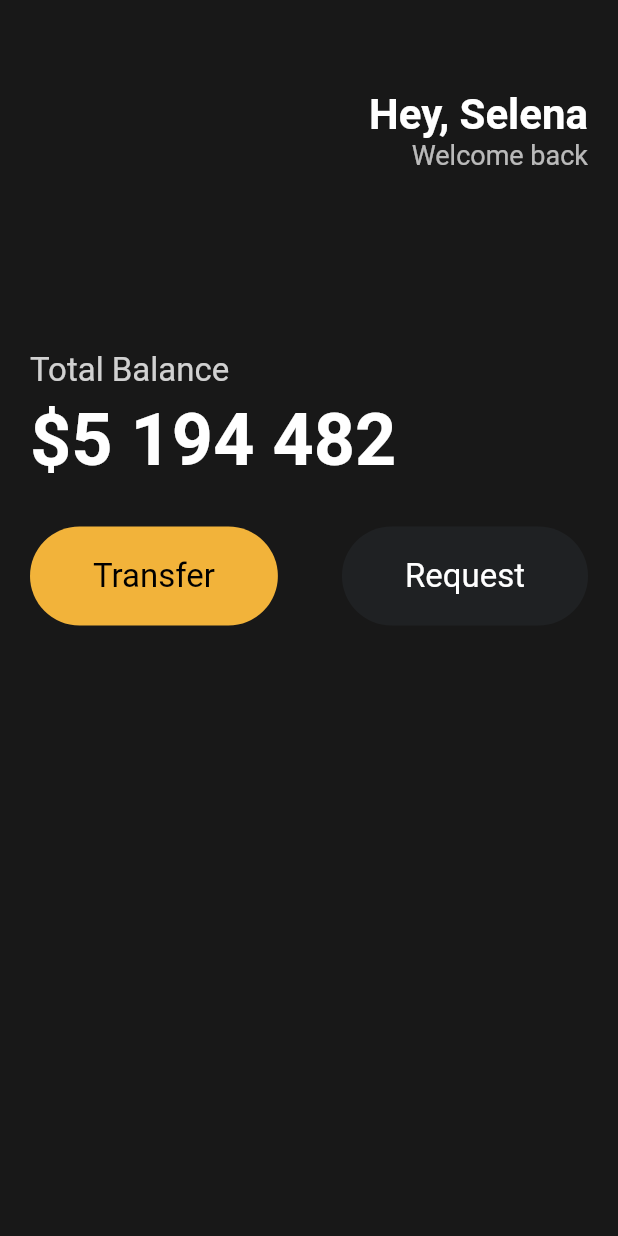
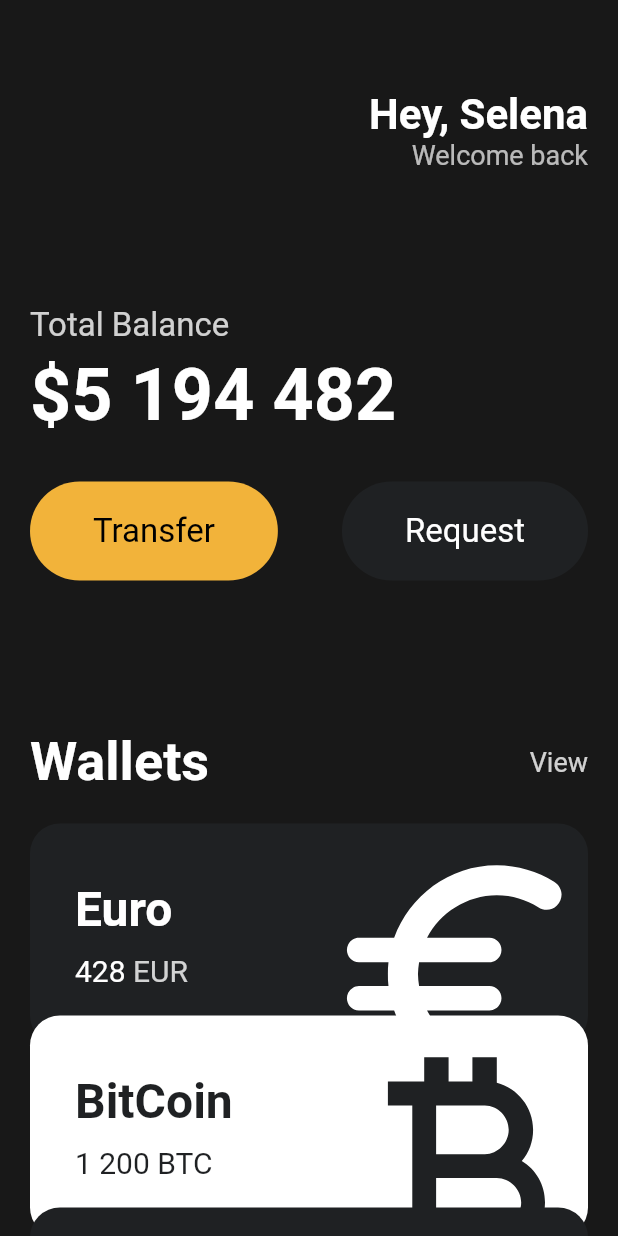
Before and after one commit to 96kixx/flutter_study, a Flutter app: the screen it shows after launch, on a phone screen of 412 x 824 dp. Run offline on Flutter 3.47's test engine with Material 2 defaults, Android fonts, the phone set to English and light mode, and no system bars.

Commit message:
flutter_wallet

```diff
--- a/toonflix/lib/main.dart
+++ b/toonflix/lib/main.dart
@@ -1,5 +1,6 @@
 import 'package:flutter/material.dart';
-import 'package:toonflix/widgets/Button.dart';
+import 'package:toonflix/widgets/button.dart';
+import 'package:toonflix/widgets/currency_card.dart';
 
 void main() {
   runApp(const App());
@@ -13,7 +14,8 @@
     return MaterialApp(
       home: Scaffold(
         backgroundColor: const Color(0xFF181818),
-        body: Padding(
+        body: SingleChildScrollView(
+          child: Padding(
               padding: const EdgeInsets.symmetric(horizontal: 20),
               child: Column(
                 crossAxisAlignment: CrossAxisAlignment.start,
@@ -47,7 +49,7 @@
                     ],
                   ),
                   const SizedBox(
-                  height: 120,
+                    height: 90,
                   ),
                   Text(
                     "Total Balance",
@@ -81,8 +83,62 @@
                       )
                     ],
                   ),
+                  const SizedBox(
+                    height: 100,
+                  ),
+                  Row(
+                    mainAxisAlignment: MainAxisAlignment.spaceBetween,
+                    children: [
+                      const Text(
+                        'Wallets',
+                        style: TextStyle(
+                          color: Colors.white,
+                          fontSize: 36,
+                          fontWeight: FontWeight.w600,
+                        ),
+                      ),
+                      Text(
+                        'View',
+                        style: TextStyle(
+                          color: Colors.white.withOpacity(0.8),
+                          fontSize: 18,
+                        ),
+                      ),
+                    ],
+                  ),
+                  const SizedBox(
+                    height: 20,
+                  ),
+                  const CurrencyCard(
+                    name: 'Euro',
+                    code: 'EUR',
+                    amount: '428',
+                    icon: Icons.euro_rounded,
+                    isInverted: false,
+                  ),
+                  Transform.translate(
+                    offset: const Offset(0, -20),
+                    child: const CurrencyCard(
+                      name: 'BitCoin',
+                      code: 'BTC',
+                      amount: '1 200',
+                      icon: Icons.currency_bitcoin,
+                      isInverted: true,
+                    ),
+                  ),
+                  Transform.translate(
+                    offset: const Offset(0, -40),
+                    child: const CurrencyCard(
+                      name: 'Dollar',
+                      code: 'USD',
+                      amount: '765',
+                      icon: Icons.attach_money_outlined,
+                      isInverted: false,
+                    ),
+                  ),
                 ],
               )),
+        ),
       ),
     );
   }
--- /dev/null
+++ b/toonflix/lib/widgets/currency_card.dart
@@ -0,0 +1,87 @@
+import 'package:flutter/material.dart';
+
+class CurrencyCard extends StatelessWidget {
+  final String name, code, amount;
+  final IconData icon;
+  final bool isInverted;
+
+  final _blackColor = const Color(0xFF1F2123);
+
+  const CurrencyCard({
+    super.key,
+    required this.name,
+    required this.code,
+    required this.amount,
+    required this.icon,
+    required this.isInverted,
+  });
+
+  @override
+  Widget build(BuildContext context) {
+    return Container(
+      clipBehavior: Clip.hardEdge,
+      decoration: BoxDecoration(
+        color: isInverted ? Colors.white : _blackColor,
+        borderRadius: BorderRadius.circular(20),
+      ),
+      child: Padding(
+        padding: const EdgeInsets.all(30),
+        child: Row(
+          mainAxisAlignment: MainAxisAlignment.spaceBetween,
+          children: [
+            Column(
+              crossAxisAlignment: CrossAxisAlignment.start,
+              children: [
+                Text(
+                  name,
+                  style: TextStyle(
+                    color: isInverted ? _blackColor : Colors.white,
+                    fontSize: 32,
+                    fontWeight: FontWeight.w600,
+                  ),
+                ),
+                const SizedBox(
+                  height: 10,
+                ),
+                Row(
+                  children: [
+                    Text(
+                      amount,
+                      style: TextStyle(
+                        color: isInverted ? _blackColor : Colors.white,
+                        fontSize: 20,
+                      ),
+                    ),
+                    const SizedBox(
+                      width: 5,
+                    ),
+                    Text(
+                      code,
+                      style: TextStyle(
+                        color: isInverted
+                            ? _blackColor
+                            : Colors.white.withOpacity(0.8),
+                        fontSize: 20,
+                      ),
+                    ),
+                  ],
+                ),
+              ],
+            ),
+            Transform.scale(
+              scale: 2.2,
+              child: Transform.translate(
+                offset: const Offset(-5, 12),
+                child: Icon(
+                  icon,
+                  color: isInverted ? _blackColor : Colors.white,
+                  size: 88,
+                ),
+              ),
+            ),
+          ],
+        ),
+      ),
+    );
+  }
+}
```
Also changed, not shown: 1 other file. Lines whose indentation alone changed are shown as unchanged.
